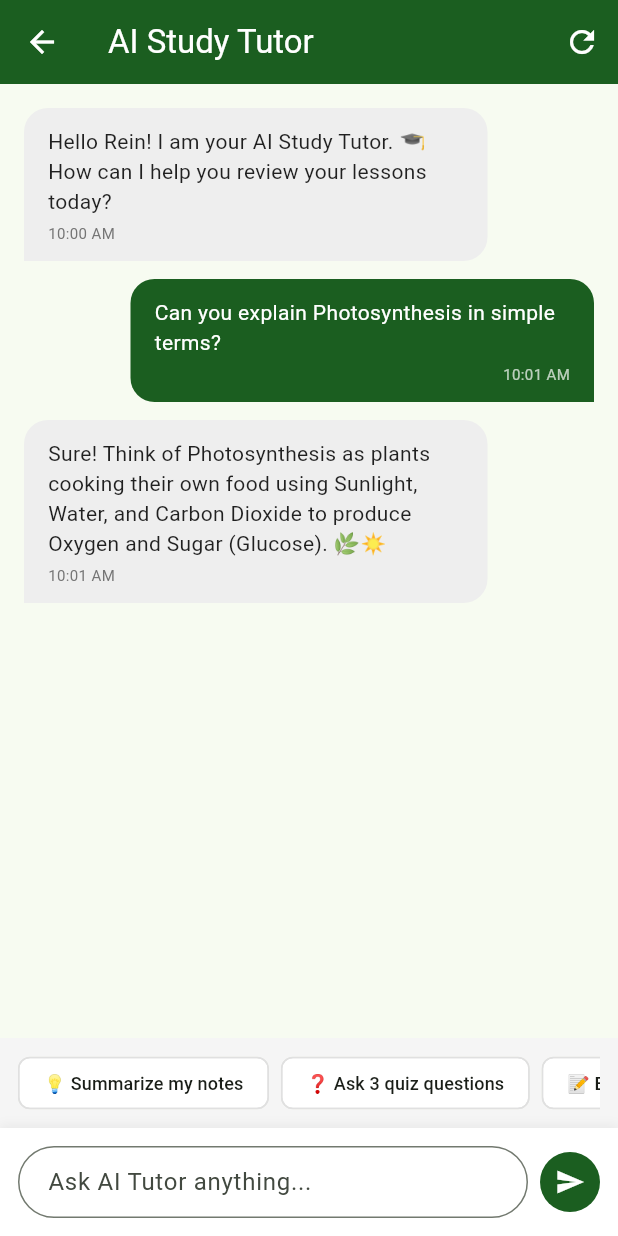
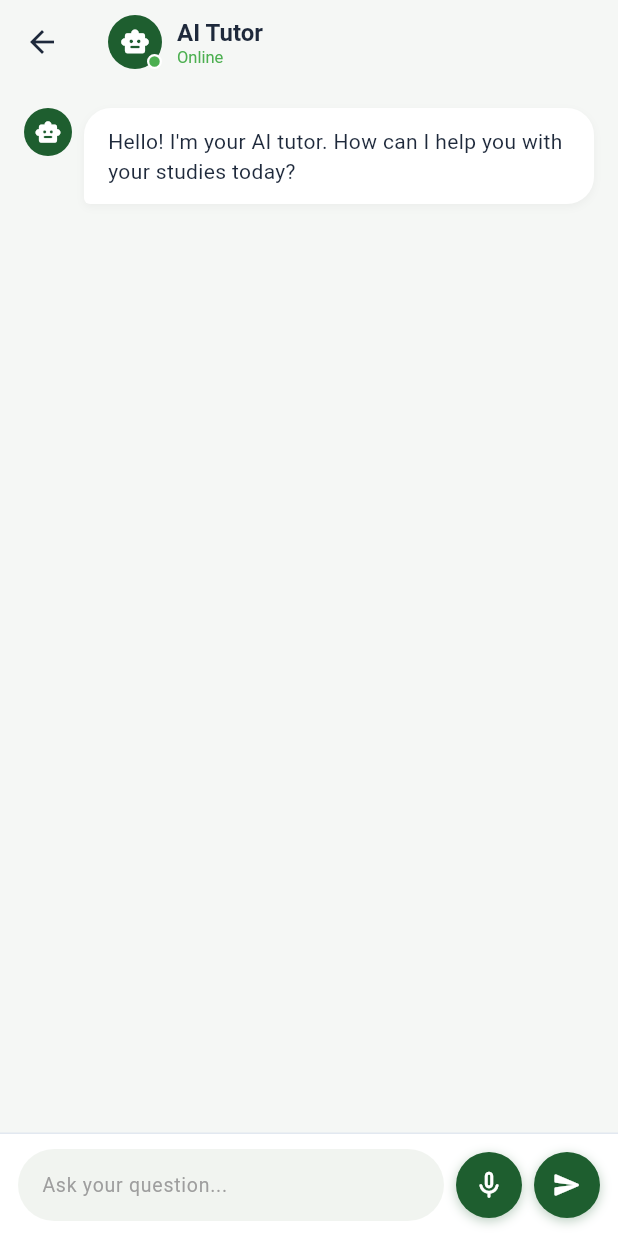
Before and after one commit to ReinHarel/review_spc_clean, a Flutter app: the AiTutorView screen opened directly, on a phone screen of 412 x 824 dp. Run offline on Flutter 3.47's test engine with Material 3 defaults, Android fonts, the phone set to English and light mode, and no system bars.

Commit message:
Add mic recording UI to AI tutor view and clean up dashboard nav

```diff
--- a/lib/views/ai_tutor_view.dart
+++ b/lib/views/ai_tutor_view.dart
@@ -1,5 +1,4 @@
 import 'package:flutter/material.dart';
-import '../core/constants.dart';
 
 class AiTutorView extends StatefulWidget {
   const AiTutorView({super.key});
@@ -10,45 +9,73 @@ class AiTutorView extends StatefulWidget {
 
 class _AiTutorViewState extends State<AiTutorView> {
   final TextEditingController _messageController = TextEditingController();
-  final List<Map<String, dynamic>> _messages = [
+  final ScrollController _scrollController = ScrollController();
+  bool _isListening = false;
+
+  final List<Map<String, String>> _messages = [
     {
-      'isUser': false,
-      'text':
-          'Hello Rein! I am your AI Study Tutor. 🎓 How can I help you review your lessons today?',
-      'time': '10:00 AM',
-    },
-    {
-      'isUser': true,
-      'text': 'Can you explain Photosynthesis in simple terms?',
-      'time': '10:01 AM',
-    },
-    {
-      'isUser': false,
-      'text':
-          'Sure! Think of Photosynthesis as plants cooking their own food using Sunlight, Water, and Carbon Dioxide to produce Oxygen and Sugar (Glucose). 🌿☀️',
-      'time': '10:01 AM',
+      'sender': 'ai',
+      'text': 'Hello! I\'m your AI tutor. How can I help you with your studies today?'
     },
   ];
 
-  void _sendMessage([String? customText]) {
-    final text = customText ?? _messageController.text.trim();
+  void _sendMessage() {
+    final text = _messageController.text.trim();
     if (text.isEmpty) return;
 
     setState(() {
-      _messages.add({'isUser': true, 'text': text, 'time': 'Now'});
+      _messages.add({'sender': 'user', 'text': text});
       _messageController.clear();
     });
+
+    _scrollToBottom();
 
     // Simulated AI response
     Future.delayed(const Duration(milliseconds: 1000), () {
       if (mounted) {
         setState(() {
           _messages.add({
-            'isUser': false,
-            'text': 'Got it! I am processing your request about: "$text"... 🤖',
-            'time': 'Now',
+            'sender': 'ai',
+            'text': 'Great question! Let me break that down simply for you. Is there a specific topic or concept you\'d like to focus on?'
           });
         });
+        _scrollToBottom();
+      }
+    });
+  }
+
+  void _toggleListening() {
+    setState(() {
+      _isListening = !_isListening;
+    });
+
+    if (_isListening) {
+      ScaffoldMessenger.of(context).showSnackBar(
+        const SnackBar(
+          content: Text('🎙️ Listening... Speak into your microphone.'),
+          duration: Duration(seconds: 2),
+        ),
+      );
+      // Simulate speech recognition filling text
+      Future.delayed(const Duration(seconds: 2), () {
+        if (mounted && _isListening) {
+          setState(() {
+            _messageController.text = "Explain the core concepts of this lesson.";
+            _isListening = false;
+          });
+        }
+      });
+    }
+  }
+
+  void _scrollToBottom() {
+    WidgetsBinding.instance.addPostFrameCallback((_) {
+      if (_scrollController.hasClients) {
+        _scrollController.animateTo(
+          _scrollController.position.maxScrollExtent,
+          duration: const Duration(milliseconds: 300),
+          curve: Curves.easeOut,
+        );
       }
     });
   }
@@ -56,164 +83,211 @@ class _AiTutorViewState extends State<AiTutorView> {
   @override
   Widget build(BuildContext context) {
     return Scaffold(
+      backgroundColor: const Color(0xFFF5F7F5),
       appBar: AppBar(
-        title: const Text('AI Study Tutor'),
-        backgroundColor: AppColors.spcbaGreen,
-        foregroundColor: Colors.white,
-        actions: [
-          IconButton(
-            icon: const Icon(Icons.refresh),
-            tooltip: 'Clear Chat',
-            onPressed: () {
-              setState(() => _messages.clear());
-            },
+        backgroundColor: Colors.white,
+        elevation: 1,
+        leading: IconButton(
+          icon: const Icon(Icons.arrow_back, color: Color(0xFF1E293B)),
+          onPressed: () => Navigator.pop(context),
+        ),
+        title: Row(
+          children: [
+            Stack(
+              children: [
+                CircleAvatar(
+                  radius: 18,
+                  backgroundColor: const Color(0xFF1E5E2F),
+                  child: const Icon(Icons.smart_toy_rounded, color: Colors.white, size: 20),
+                ),
+                Positioned(
+                  right: 0,
+                  bottom: 0,
+                  child: Container(
+                    width: 10,
+                    height: 10,
+                    decoration: BoxDecoration(
+                      color: Colors.green,
+                      shape: BoxShape.circle,
+                      border: Border.all(color: Colors.white, width: 1.5),
+                    ),
+                  ),
                 ),
               ],
+            ),
+            const SizedBox(width: 10),
+            Column(
+              crossAxisAlignment: CrossAxisAlignment.start,
+              children: const [
+                Text(
+                  'AI Tutor',
+                  style: TextStyle(
+                    color: Color(0xFF1E293B),
+                    fontWeight: FontWeight.bold,
+                    fontSize: 16,
+                  ),
+                ),
+                Text(
+                  'Online',
+                  style: TextStyle(color: Colors.green, fontSize: 11),
+                ),
+              ],
+            ),
+          ],
+        ),
       ),
       body: Column(
         children: [
           // Chat Messages List
           Expanded(
             child: ListView.builder(
+              controller: _scrollController,
               padding: const EdgeInsets.all(16),
               itemCount: _messages.length,
               itemBuilder: (context, index) {
                 final msg = _messages[index];
-                final isUser = msg['isUser'] as bool;
-                return _buildChatBubble(msg['text']!, isUser, msg['time']!);
-              },
+                final isUser = msg['sender'] == 'user';
+
+                return Padding(
+                  padding: const EdgeInsets.only(bottom: 16.0),
+                  child: Row(
+                    mainAxisAlignment:
+                        isUser ? MainAxisAlignment.end : MainAxisAlignment.start,
+                    crossAxisAlignment: CrossAxisAlignment.start,
+                    children: [
+                      if (!isUser) ...[
+                        const CircleAvatar(
+                          radius: 16,
+                          backgroundColor: Color(0xFF1E5E2F),
+                          child: Icon(Icons.smart_toy_rounded, color: Colors.white, size: 18),
                         ),
+                        const SizedBox(width: 8),
+                      ],
+                      Flexible(
+                        child: Container(
+                          padding: const EdgeInsets.symmetric(horizontal: 16, vertical: 12),
+                          decoration: BoxDecoration(
+                            color: isUser ? const Color(0xFF1E5E2F) : Colors.white,
+                            borderRadius: BorderRadius.only(
+                              topLeft: const Radius.circular(18),
+                              topRight: const Radius.circular(18),
+                              bottomLeft: Radius.circular(isUser ? 18 : 4),
+                              bottomRight: Radius.circular(isUser ? 4 : 18),
                             ),
-
-          // Quick Prompt Suggestions
-          Container(
-            padding: const EdgeInsets.symmetric(vertical: 6, horizontal: 12),
-            color: Colors.grey.shade100,
-            child: SingleChildScrollView(
-              scrollDirection: Axis.horizontal,
-              child: Row(
-                children: [
-                  _buildPromptChip('💡 Summarize my notes'),
-                  const SizedBox(width: 8),
-                  _buildPromptChip('❓ Ask 3 quiz questions'),
-                  const SizedBox(width: 8),
-                  _buildPromptChip('📝 Explain in simple terms'),
-                ],
-              ),
-            ),
-          ),
-
-          // Message Input Field
-          Container(
-            padding: const EdgeInsets.all(12),
-            decoration: BoxDecoration(
-              color: Colors.white,
                             boxShadow: [
                               BoxShadow(
-                  color: Colors.black.withValues(alpha: 0.05),
-                  blurRadius: 5,
-                  offset: const Offset(0, -2),
+                                color: Colors.black.withValues(alpha:0.04),
+                                blurRadius: 4,
+                                offset: const Offset(0, 2),
                               ),
                             ],
                           ),
-            child: SafeArea(
-              child: Row(
-                children: [
-                  Expanded(
-                    child: TextField(
-                      controller: _messageController,
-                      decoration: InputDecoration(
-                        hintText: 'Ask AI Tutor anything...',
-                        contentPadding: const EdgeInsets.symmetric(
-                          horizontal: 16,
-                          vertical: 12,
+                          child: Text(
+                            msg['text']!,
+                            style: TextStyle(
+                              color: isUser ? Colors.white : const Color(0xFF1E293B),
+                              fontSize: 14,
+                              height: 1.4,
                             ),
-                        border: OutlineInputBorder(
-                          borderRadius: BorderRadius.circular(24),
-                          borderSide: BorderSide(color: Colors.grey.shade300),
-                        ),
-                        focusedBorder: OutlineInputBorder(
-                          borderRadius: BorderRadius.circular(24),
-                          borderSide: const BorderSide(
-                            color: AppColors.spcbaGreen,
-                          ),
-                        ),
-                      ),
-                      onSubmitted: (_) => _sendMessage(),
-                    ),
-                  ),
-                  const SizedBox(width: 8),
-                  CircleAvatar(
-                    backgroundColor: AppColors.spcbaGreen,
-                    child: IconButton(
-                      icon: const Icon(
-                        Icons.send,
-                        color: Colors.white,
-                        size: 20,
-                      ),
-                      onPressed: () => _sendMessage(),
-                    ),
-                  ),
-                ],
                           ),
                         ),
                       ),
                     ],
                   ),
                 );
-  }
-
-  Widget _buildChatBubble(String text, bool isUser, String time) {
-    return Align(
-      alignment: isUser ? Alignment.centerRight : Alignment.centerLeft,
-      child: Container(
-        margin: const EdgeInsets.only(bottom: 12),
-        constraints: BoxConstraints(
-          maxWidth: MediaQuery.of(context).size.width * 0.75,
-        ),
-        padding: const EdgeInsets.symmetric(horizontal: 16, vertical: 12),
-        decoration: BoxDecoration(
-          color: isUser ? AppColors.spcbaGreen : Colors.grey.shade200,
-          borderRadius: BorderRadius.only(
-            topLeft: const Radius.circular(16),
-            topRight: const Radius.circular(16),
-            bottomLeft: Radius.circular(isUser ? 16 : 0),
-            bottomRight: Radius.circular(isUser ? 0 : 16),
+              },
             ),
           ),
-        child: Column(
-          crossAxisAlignment: isUser
-              ? CrossAxisAlignment.end
-              : CrossAxisAlignment.start,
-          children: [
-            Text(
-              text,
-              style: TextStyle(
-                color: isUser ? Colors.white : Colors.black87,
-                fontSize: 14,
+
+          // Bottom Bar Input with Mic & Send buttons
+          Container(
+            padding: const EdgeInsets.symmetric(horizontal: 12, vertical: 10),
+            decoration: const BoxDecoration(
+              color: Colors.white,
+              border: Border(
+                top: BorderSide(color: Color(0xFFE2E8F0)),
               ),
             ),
-            const SizedBox(height: 4),
-            Text(
-              time,
-              style: TextStyle(
-                color: isUser ? Colors.white70 : Colors.grey.shade600,
-                fontSize: 10,
+            child: Row(
+              children: [
+                // Text Input Box
+                Expanded(
+                  child: Container(
+                    decoration: BoxDecoration(
+                      color: const Color(0xFFF1F4F0),
+                      borderRadius: BorderRadius.circular(24),
+                    ),
+                    child: TextField(
+                      controller: _messageController,
+                      style: const TextStyle(fontSize: 14),
+                      decoration: const InputDecoration(
+                        hintText: 'Ask your question...',
+                        hintStyle: TextStyle(color: Colors.grey, fontSize: 13),
+                        border: InputBorder.none,
+                        contentPadding: EdgeInsets.symmetric(horizontal: 16, vertical: 12),
+                      ),
+                      onSubmitted: (_) => _sendMessage(),
+                    ),
+                  ),
+                ),
+                const SizedBox(width: 8),
+
+                // Mic Recording Button
+                GestureDetector(
+                  onTap: _toggleListening,
+                  child: Container(
+                    width: 44,
+                    height: 44,
+                    decoration: BoxDecoration(
+                      color: _isListening ? Colors.red : const Color(0xFF1E5E2F),
+                      shape: BoxShape.circle,
+                      boxShadow: [
+                        BoxShadow(
+                          color: (_isListening ? Colors.red : const Color(0xFF1E5E2F))
+                              .withOpacity(0.3),
+                          blurRadius: 6,
+                          offset: const Offset(0, 2),
+                        ),
+                      ],
+                    ),
+                    child: Icon(
+                      _isListening ? Icons.mic : Icons.mic_none_rounded,
+                      color: Colors.white,
+                      size: 22,
+                    ),
+                  ),
+                ),
+                const SizedBox(width: 8),
+
+                // Send Button
+                GestureDetector(
+                  onTap: _sendMessage,
+                  child: Container(
+                    width: 44,
+                    height: 44,
+                    decoration: BoxDecoration(
+                      color: const Color(0xFF1E5E2F),
+                      shape: BoxShape.circle,
+                      boxShadow: [
+                        BoxShadow(
+                          color: const Color(0xFF1E5E2F).withOpacity(0.3),
+                          blurRadius: 6,
+                          offset: const Offset(0, 2),
+                        ),
+                      ],
+                    ),
+                    child: const Icon(
+                      Icons.send_rounded,
+                      color: Colors.white,
+                      size: 20,
+                    ),
                   ),
                 ),
               ],
             ),
           ),
-    );
-  }
-
-  Widget _buildPromptChip(String label) {
-    return ActionChip(
-      label: Text(label, style: const TextStyle(fontSize: 12)),
-      backgroundColor: Colors.white,
-      side: BorderSide(color: Colors.grey.shade300),
-      onPressed: () =>
-          _sendMessage(label.replaceAll(RegExp(r'^[^\w\s]+'), '').trim()),
+        ],
+      ),
     );
   }
 }
--- a/lib/views/dashboard_view.dart
+++ b/lib/views/dashboard_view.dart
@@ -1,15 +1,14 @@
 import 'package:flutter/material.dart';
 
-// Gagamitin natin ang EXISTING files sa folder mo:
+import 'achievements_view.dart';
 import 'ai_study_hub_view.dart';
+import 'ai_tutor_view.dart';
+import 'leaderboards_view.dart';
+import 'profile_view.dart';
+import 'progress_view.dart';
 import 'quiz_hub_view.dart';
 import 'study_planner_view.dart';
-import 'ai_tutor_view.dart';
-import 'achievements_view.dart';
 import 'subject_reviewers_view.dart';
-import 'progress_view.dart';
-import 'leaderboards_view.dart';
-import 'profile_view.dart';
 
 class DashboardView extends StatefulWidget {
   final String? userName;
@@ -151,7 +150,7 @@ class _DashboardViewState extends State<DashboardView> {
                   ),
                   const SizedBox(height: 14),
 
-                  // Grid ng Action Cards -> Tuturo na sa mga Tamang Existing Views mo!
+                  // Grid ng Action Cards
                   GridView.count(
                     crossAxisCount: MediaQuery.of(context).size.width > 600 ? 2 : 2,
                     shrinkWrap: true,
@@ -160,7 +159,6 @@ class _DashboardViewState extends State<DashboardView> {
                     mainAxisSpacing: 16,
                     childAspectRatio: MediaQuery.of(context).size.width > 600 ? 1.4 : 1.1,
                     children: [
-                      // 1. AI Study Hub -> Nakaturo na sa AiStudyHubView()
                       _buildModuleCard(
                         title: 'AI Study Hub',
                         subtitle: 'Upload PDF / photos',
@@ -170,8 +168,6 @@ class _DashboardViewState extends State<DashboardView> {
                         iconBg: const Color(0xFFD2E3D0),
                         onTap: () => Navigator.push(context, MaterialPageRoute(builder: (_) => const AiStudyHubView())),
                       ),
-
-                      // 2. Quiz & Flashcards -> Nakaturo sa QuizHubView()
                       _buildModuleCard(
                         title: 'Quiz & Flashcards',
                         subtitle: 'Train your brain',
@@ -181,8 +177,6 @@ class _DashboardViewState extends State<DashboardView> {
                         iconBg: const Color(0xFFD2E3D0),
                         onTap: () => Navigator.push(context, MaterialPageRoute(builder: (_) => const QuizHubView())),
                       ),
-
-                      // 3. Study Planner -> Nakaturo sa StudyPlannerView()
                       _buildModuleCard(
                         title: 'Study Planner',
                         subtitle: 'Calendar & exams',
@@ -192,8 +186,6 @@ class _DashboardViewState extends State<DashboardView> {
                         iconBg: const Color(0xFFDDD2E8),
                         onTap: () => Navigator.push(context, MaterialPageRoute(builder: (_) => const StudyPlannerView())),
                       ),
-
-                      // 4. AI Tutor -> Nakaturo sa AiTutorView()
                       _buildModuleCard(
                         title: 'AI Tutor',
                         subtitle: 'Chat & learn',
@@ -203,8 +195,6 @@ class _DashboardViewState extends State<DashboardView> {
                         iconBg: const Color(0xFFE7D0E8),
                         onTap: () => Navigator.push(context, MaterialPageRoute(builder: (_) => const AiTutorView())),
                       ),
-
-                      // 5. Achievements -> Nakaturo sa AchievementsView()
                       _buildModuleCard(
                         title: 'Achievements',
                         subtitle: 'Badges & rewards',
@@ -214,8 +204,6 @@ class _DashboardViewState extends State<DashboardView> {
                         iconBg: const Color(0xFFFCE4EC),
                         onTap: () => Navigator.push(context, MaterialPageRoute(builder: (_) => const AchievementsView())),
                       ),
-
-                      // 6. Subject Reviewers -> Nakaturo sa SubjectReviewersView()
                       _buildModuleCard(
                         title: 'Subject Reviewers',
                         subtitle: 'Courses & topics',
@@ -234,7 +222,7 @@ class _DashboardViewState extends State<DashboardView> {
         ),
       ),
 
-      // Bottom Navigation Bar
+      // Inayos na 3-Tab Bottom Bar (Home, Analytics, Leaderboards)
       bottomNavigationBar: BottomNavigationBar(
         currentIndex: _currentNavIndex,
         selectedItemColor: const Color(0xFF1E5E2F),
@@ -243,13 +231,12 @@ class _DashboardViewState extends State<DashboardView> {
         elevation: 4,
         type: BottomNavigationBarType.fixed,
         onTap: (index) {
-          setState(() => _currentNavIndex = index);
-          if (index == 1) {
+          if (index == 0) {
+            setState(() => _currentNavIndex = 0);
+          } else if (index == 1) {
             Navigator.push(context, MaterialPageRoute(builder: (_) => const ProgressView()));
           } else if (index == 2) {
             Navigator.push(context, MaterialPageRoute(builder: (_) => const LeaderboardsView()));
-          } else if (index == 3) {
-            Navigator.push(context, MaterialPageRoute(builder: (_) => const ProfileView()));
           }
         },
         items: const [
@@ -263,10 +250,6 @@ class _DashboardViewState extends State<DashboardView> {
           ),
           BottomNavigationBarItem(
             icon: Icon(Icons.emoji_events_rounded),
-            label: '',
-          ),
-          BottomNavigationBarItem(
-            icon: Icon(Icons.person_outline_rounded),
             label: '',
           ),
         ],
--- a/lib/views/login_view.dart
+++ b/lib/views/login_view.dart
@@ -168,7 +168,7 @@ class _LoginViewState extends State<LoginView> {
 
   Widget _buildDropdown(String hint, List<String> items, String? currentValue, Function(String?) onChanged) {
     return DropdownButtonFormField<String>(
-      value: currentValue,
+      initialValue: currentValue,
       decoration: InputDecoration(
         hintText: hint,
         filled: true,
```
Lines whose indentation alone changed are shown as unchanged.
